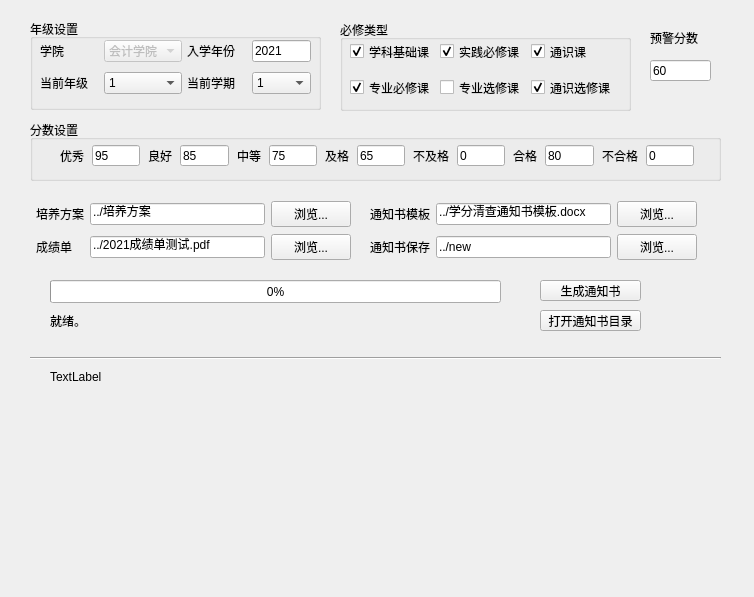
This is src/ui/ui.ui in yangjywhu/CreditCheck as Qt 5 draws it before an edit. The edited form follows.
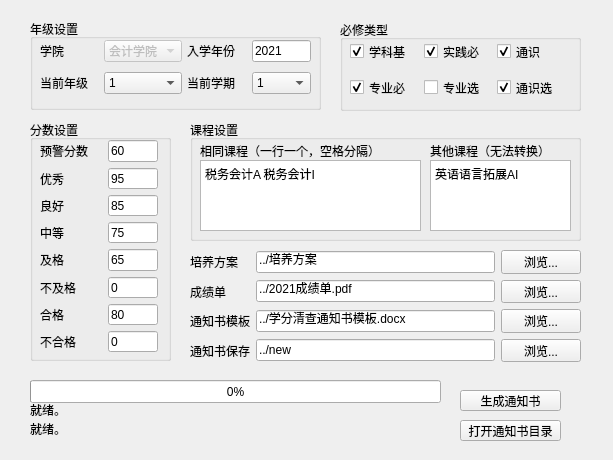
This is the edited form.

Commit message: 修改课程转换

```diff
--- a/src/ui/ui.ui
+++ b/src/ui/ui.ui
@@ -2,12 +2,15 @@
 <ui version="4.0">
  <class>Form</class>
  <widget class="QWidget" name="Form">
+  <property name="enabled">
+   <bool>true</bool>
+  </property>
   <property name="geometry">
    <rect>
     <x>0</x>
     <y>0</y>
-    <width>754</width>
-    <height>597</height>
+    <width>613</width>
+    <height>460</height>
    </rect>
   </property>
   <property name="windowTitle">
@@ -16,8 +19,8 @@
   <widget class="QPushButton" name="notice_create">
    <property name="geometry">
     <rect>
-     <x>540</x>
-     <y>280</y>
+     <x>460</x>
+     <y>390</y>
      <width>101</width>
      <height>21</height>
     </rect>
@@ -29,8 +32,8 @@
   <widget class="QPushButton" name="open_notice_dir">
    <property name="geometry">
     <rect>
-     <x>540</x>
-     <y>310</y>
+     <x>460</x>
+     <y>420</y>
      <width>101</width>
      <height>21</height>
     </rect>
@@ -47,7 +50,7 @@
     <rect>
      <x>340</x>
      <y>20</y>
-     <width>291</width>
+     <width>241</width>
      <height>91</height>
     </rect>
    </property>
@@ -73,7 +76,7 @@
     <rect>
      <x>350</x>
      <y>41</y>
-     <width>271</width>
+     <width>221</width>
      <height>57</height>
     </rect>
    </property>
@@ -90,7 +93,7 @@
        <bool>false</bool>
       </property>
       <property name="text">
-       <string>学科基础课</string>
+       <string>学科基</string>
       </property>
       <property name="checked">
        <bool>true</bool>
@@ -100,7 +103,7 @@
     <item row="0" column="1">
      <widget class="QCheckBox" name="sjbxk">
       <property name="text">
-       <string>实践必修课</string>
+       <string>实践必</string>
       </property>
       <property name="checked">
        <bool>true</bool>
@@ -110,7 +113,7 @@
     <item row="0" column="2">
      <widget class="QCheckBox" name="tsk">
       <property name="text">
-       <string>通识课</string>
+       <string>通识</string>
       </property>
       <property name="checked">
        <bool>true</bool>
@@ -120,7 +123,7 @@
     <item row="1" column="0">
      <widget class="QCheckBox" name="zybxk">
       <property name="text">
-       <string>专业必修课</string>
+       <string>专业必</string>
       </property>
       <property name="checked">
        <bool>true</bool>
@@ -130,7 +133,7 @@
     <item row="1" column="1">
      <widget class="QCheckBox" name="zyxxk">
       <property name="text">
-       <string>专业选修课</string>
+       <string>专业选</string>
       </property>
      </widget>
     </item>
@@ -143,7 +146,7 @@
        <bool>false</bool>
       </property>
       <property name="text">
-       <string>通识选修课</string>
+       <string>通识选</string>
       </property>
       <property name="checkable">
        <bool>true</bool>
@@ -276,9 +279,9 @@
   <widget class="QProgressBar" name="progress_bar">
    <property name="geometry">
     <rect>
-     <x>50</x>
-     <y>280</y>
-     <width>451</width>
+     <x>30</x>
+     <y>380</y>
+     <width>411</width>
      <height>23</height>
     </rect>
    </property>
@@ -292,10 +295,10 @@
   <widget class="QLabel" name="progress_phase">
    <property name="geometry">
     <rect>
-     <x>50</x>
-     <y>310</y>
-     <width>161</width>
-     <height>21</height>
+     <x>30</x>
+     <y>400</y>
+     <width>401</width>
+     <height>20</height>
     </rect>
    </property>
    <property name="text">
@@ -305,204 +308,228 @@
   <widget class="QLabel" name="progress_now">
    <property name="geometry">
     <rect>
-     <x>50</x>
-     <y>330</y>
-     <width>411</width>
-     <height>21</height>
-    </rect>
-   </property>
-   <property name="text">
-    <string/>
-   </property>
-  </widget>
-  <widget class="QGroupBox" name="grade_group_2">
-   <property name="geometry">
-    <rect>
      <x>30</x>
-     <y>120</y>
-     <width>691</width>
-     <height>61</height>
+     <y>420</y>
+     <width>401</width>
+     <height>31</height>
     </rect>
    </property>
-   <property name="title">
-    <string>分数设置</string>
-   </property>
-  </widget>
-  <widget class="Line" name="line">
-   <property name="geometry">
-    <rect>
-     <x>30</x>
-     <y>350</y>
-     <width>691</width>
-     <height>16</height>
-    </rect>
-   </property>
-   <property name="orientation">
-    <enum>Qt::Horizontal</enum>
-   </property>
-  </widget>
-  <widget class="QLabel" name="note_text">
-   <property name="geometry">
-    <rect>
-     <x>50</x>
-     <y>370</y>
-     <width>631</width>
-     <height>211</height>
-    </rect>
-   </property>
    <property name="text">
-    <string>TextLabel</string>
+    <string>就绪。</string>
    </property>
    <property name="alignment">
     <set>Qt::AlignLeading|Qt::AlignLeft|Qt::AlignTop</set>
    </property>
-   <property name="wordWrap">
-    <bool>true</bool>
-   </property>
   </widget>
-  <widget class="QLabel" name="pass_label">
+  <widget class="QGroupBox" name="grade_group_2">
    <property name="geometry">
     <rect>
-     <x>650</x>
-     <y>30</y>
-     <width>48</width>
-     <height>16</height>
+     <x>30</x>
+     <y>120</y>
+     <width>141</width>
+     <height>241</height>
     </rect>
    </property>
-   <property name="text">
-    <string>预警分数</string>
+   <property name="title">
+    <string>分数设置</string>
    </property>
-   <property name="wordWrap">
-    <bool>false</bool>
-   </property>
   </widget>
-  <widget class="QLineEdit" name="pass_score">
+  <widget class="QGroupBox" name="crouse_group">
    <property name="geometry">
     <rect>
-     <x>650</x>
-     <y>60</y>
-     <width>61</width>
-     <height>21</height>
+     <x>190</x>
+     <y>120</y>
+     <width>391</width>
+     <height>121</height>
     </rect>
    </property>
-   <property name="text">
-    <string>60</string>
+   <property name="title">
+    <string>课程设置</string>
    </property>
+   <widget class="QLabel" name="same_coures_label">
+    <property name="geometry">
+     <rect>
+      <x>10</x>
+      <y>20</y>
+      <width>181</width>
+      <height>21</height>
+     </rect>
+    </property>
+    <property name="text">
+     <string>相同课程（一行一个，空格分隔）</string>
+    </property>
+   </widget>
+   <widget class="QLabel" name="discard_coures_label">
+    <property name="geometry">
+     <rect>
+      <x>240</x>
+      <y>20</y>
+      <width>131</width>
+      <height>21</height>
+     </rect>
+    </property>
+    <property name="text">
+     <string>其他课程（无法转换）</string>
+    </property>
+   </widget>
+   <widget class="QPlainTextEdit" name="same_course">
+    <property name="geometry">
+     <rect>
+      <x>10</x>
+      <y>40</y>
+      <width>221</width>
+      <height>71</height>
+     </rect>
+    </property>
+    <property name="verticalScrollBarPolicy">
+     <enum>Qt::ScrollBarAsNeeded</enum>
+    </property>
+    <property name="horizontalScrollBarPolicy">
+     <enum>Qt::ScrollBarAsNeeded</enum>
+    </property>
+    <property name="plainText">
+     <string>税务会计A 税务会计I</string>
+    </property>
+   </widget>
+   <widget class="QPlainTextEdit" name="discard_course">
+    <property name="geometry">
+     <rect>
+      <x>240</x>
+      <y>40</y>
+      <width>141</width>
+      <height>71</height>
+     </rect>
+    </property>
+    <property name="plainText">
+     <string>英语语言拓展AI</string>
+    </property>
+   </widget>
   </widget>
   <widget class="QWidget" name="layoutWidget3">
    <property name="geometry">
     <rect>
-     <x>60</x>
+     <x>40</x>
      <y>140</y>
-     <width>634</width>
-     <height>31</height>
+     <width>118</width>
+     <height>212</height>
     </rect>
    </property>
-   <layout class="QHBoxLayout" name="horizontalLayout">
-    <property name="spacing">
-     <number>8</number>
+   <layout class="QGridLayout" name="gridLayout_2">
+    <property name="horizontalSpacing">
+     <number>20</number>
     </property>
-    <property name="topMargin">
-     <number>5</number>
-    </property>
-    <property name="bottomMargin">
-     <number>5</number>
-    </property>
-    <item>
-     <widget class="QLabel" name="yx_label">
-      <property name="text">
-       <string>优秀</string>
-      </property>
-     </widget>
-    </item>
-    <item>
-     <widget class="QLineEdit" name="yx_score">
-      <property name="text">
-       <string>95</string>
-      </property>
-     </widget>
-    </item>
-    <item>
-     <widget class="QLabel" name="lh_label">
-      <property name="text">
-       <string>良好</string>
-      </property>
-     </widget>
-    </item>
-    <item>
+    <item row="2" column="1">
      <widget class="QLineEdit" name="lh_score">
       <property name="text">
        <string>85</string>
       </property>
      </widget>
     </item>
-    <item>
-     <widget class="QLabel" name="zd_label">
+    <item row="7" column="1">
+     <widget class="QLineEdit" name="bhg_score">
       <property name="text">
-       <string>中等</string>
+       <string>0</string>
       </property>
      </widget>
     </item>
-    <item>
-     <widget class="QLineEdit" name="zd_score">
-      <property name="text">
-       <string>75</string>
-      </property>
-     </widget>
-    </item>
-    <item>
+    <item row="4" column="0">
      <widget class="QLabel" name="jg_label">
       <property name="text">
        <string>及格</string>
       </property>
      </widget>
     </item>
-    <item>
-     <widget class="QLineEdit" name="jg_score">
-      <property name="text">
-       <string>65</string>
-      </property>
-     </widget>
-    </item>
-    <item>
-     <widget class="QLabel" name="bjg_label">
-      <property name="text">
-       <string>不及格</string>
-      </property>
-     </widget>
-    </item>
-    <item>
-     <widget class="QLineEdit" name="bjg_score">
-      <property name="text">
-       <string>0</string>
-      </property>
-     </widget>
-    </item>
-    <item>
+    <item row="6" column="0">
      <widget class="QLabel" name="hg_label">
       <property name="text">
        <string>合格</string>
       </property>
      </widget>
     </item>
-    <item>
+    <item row="6" column="1">
      <widget class="QLineEdit" name="hg_score">
       <property name="text">
        <string>80</string>
       </property>
      </widget>
     </item>
-    <item>
+    <item row="3" column="0">
+     <widget class="QLabel" name="zd_label">
+      <property name="text">
+       <string>中等</string>
+      </property>
+     </widget>
+    </item>
+    <item row="1" column="1">
+     <widget class="QLineEdit" name="yx_score">
+      <property name="text">
+       <string>95</string>
+      </property>
+     </widget>
+    </item>
+    <item row="5" column="1">
+     <widget class="QLineEdit" name="bjg_score">
+      <property name="text">
+       <string>0</string>
+      </property>
+     </widget>
+    </item>
+    <item row="0" column="0">
+     <widget class="QLabel" name="pass_label">
+      <property name="text">
+       <string>预警分数</string>
+      </property>
+      <property name="wordWrap">
+       <bool>false</bool>
+      </property>
+     </widget>
+    </item>
+    <item row="4" column="1">
+     <widget class="QLineEdit" name="jg_score">
+      <property name="text">
+       <string>65</string>
+      </property>
+     </widget>
+    </item>
+    <item row="3" column="1">
+     <widget class="QLineEdit" name="zd_score">
+      <property name="text">
+       <string>75</string>
+      </property>
+     </widget>
+    </item>
+    <item row="1" column="0">
+     <widget class="QLabel" name="yx_label">
+      <property name="text">
+       <string>优秀</string>
+      </property>
+     </widget>
+    </item>
+    <item row="7" column="0">
      <widget class="QLabel" name="bhg_label">
       <property name="text">
        <string>不合格</string>
       </property>
      </widget>
     </item>
-    <item>
-     <widget class="QLineEdit" name="bhg_score">
+    <item row="0" column="1">
+     <widget class="QLineEdit" name="pass_score">
       <property name="text">
-       <string>0</string>
+       <string>60</string>
+      </property>
+     </widget>
+    </item>
+    <item row="2" column="0">
+     <widget class="QLabel" name="lh_label">
+      <property name="text">
+       <string>良好</string>
+      </property>
+     </widget>
+    </item>
+    <item row="5" column="0">
+     <widget class="QLabel" name="bjg_label">
+      <property name="text">
+       <string>不及格</string>
       </property>
      </widget>
     </item>
@@ -511,24 +538,24 @@
   <widget class="QWidget" name="layoutWidget4">
    <property name="geometry">
     <rect>
-     <x>36</x>
-     <y>200</y>
-     <width>661</width>
-     <height>61</height>
+     <x>190</x>
+     <y>250</y>
+     <width>391</width>
+     <height>112</height>
     </rect>
    </property>
    <layout class="QGridLayout" name="gridLayout">
-    <item row="1" column="2">
-     <widget class="QPushButton" name="transcript_view">
+    <item row="0" column="0">
+     <widget class="QLabel" name="label_20">
       <property name="text">
-       <string>浏览...</string>
+       <string>培养方案</string>
       </property>
      </widget>
     </item>
-    <item row="0" column="4">
-     <widget class="QLabel" name="label_17">
+    <item row="0" column="1">
+     <widget class="QLineEdit" name="schedule_dir">
       <property name="text">
-       <string>通知书模板</string>
+       <string>../培养方案</string>
       </property>
      </widget>
     </item>
@@ -546,76 +573,68 @@
       </property>
      </widget>
     </item>
-    <item row="0" column="1">
-     <widget class="QLineEdit" name="schedule_dir">
+    <item row="1" column="1">
+     <widget class="QLineEdit" name="transcript_file">
       <property name="text">
-       <string>../培养方案</string>
+       <string>../2021成绩单.pdf</string>
       </property>
      </widget>
     </item>
-    <item row="0" column="5">
+    <item row="1" column="2">
+     <widget class="QPushButton" name="transcript_view">
+      <property name="text">
+       <string>浏览...</string>
+      </property>
+     </widget>
+    </item>
+    <item row="2" column="0">
+     <widget class="QLabel" name="label_17">
+      <property name="text">
+       <string>通知书模板</string>
+      </property>
+     </widget>
+    </item>
+    <item row="2" column="1">
      <widget class="QLineEdit" name="notice_template">
       <property name="text">
        <string>../学分清查通知书模板.docx</string>
       </property>
      </widget>
     </item>
-    <item row="1" column="6">
-     <widget class="QPushButton" name="notice_dir_view">
-      <property name="text">
-       <string>浏览...</string>
-      </property>
-     </widget>
-    </item>
-    <item row="0" column="0">
-     <widget class="QLabel" name="label_20">
-      <property name="text">
-       <string>培养方案</string>
-      </property>
-     </widget>
-    </item>
-    <item row="0" column="6">
+    <item row="2" column="2">
      <widget class="QPushButton" name="notice_template_view">
       <property name="text">
        <string>浏览...</string>
       </property>
      </widget>
     </item>
-    <item row="1" column="4">
+    <item row="3" column="0">
      <widget class="QLabel" name="label_18">
       <property name="text">
        <string>通知书保存</string>
       </property>
      </widget>
     </item>
-    <item row="1" column="1">
-     <widget class="QLineEdit" name="transcript_file">
-      <property name="text">
-       <string>../2021成绩单测试.pdf</string>
-      </property>
-     </widget>
-    </item>
-    <item row="1" column="5">
+    <item row="3" column="1">
      <widget class="QLineEdit" name="notice_dir">
       <property name="text">
        <string>../new</string>
       </property>
      </widget>
     </item>
-    <item row="0" column="3">
-     <widget class="QLabel" name="label">
+    <item row="3" column="2">
+     <widget class="QPushButton" name="notice_dir_view">
       <property name="text">
-       <string/>
+       <string>浏览...</string>
       </property>
      </widget>
     </item>
    </layout>
   </widget>
   <zorder>grade_group_2</zorder>
-  <zorder>pass_label</zorder>
-  <zorder>pass_score</zorder>
   <zorder>layoutWidget3</zorder>
   <zorder>layoutWidget4</zorder>
+  <zorder>crouse_group</zorder>
   <zorder>must_group</zorder>
   <zorder>grade_group</zorder>
   <zorder>layoutWidget1</zorder>
@@ -625,8 +644,6 @@
   <zorder>progress_bar</zorder>
   <zorder>progress_phase</zorder>
   <zorder>progress_now</zorder>
-  <zorder>line</zorder>
-  <zorder>note_text</zorder>
  </widget>
  <resources/>
  <connections/>
```
The commit also changes 16 other files.
